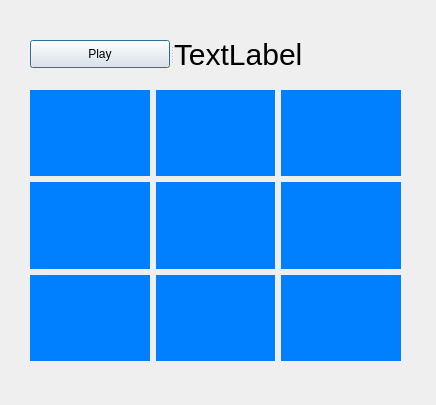
Jolinejo/Advanced-Tic-Tac-Toe, file tictactoev/gamehistory.ui: the form before one commit.
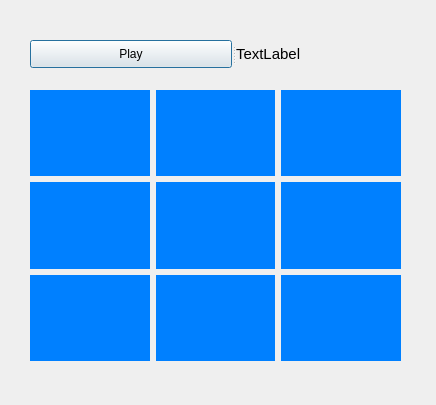
The form after the commit.

The edit to the form file:
```diff
--- a/tictactoev/gamehistory.ui
+++ b/tictactoev/gamehistory.ui
@@ -143,6 +143,9 @@
     <property name="enabled">
      <bool>true</bool>
     </property>
+    <property name="styleSheet">
+     <string notr="true">font-size: 15px;</string>
+    </property>
     <property name="text">
      <string>TextLabel</string>
     </property>
```
